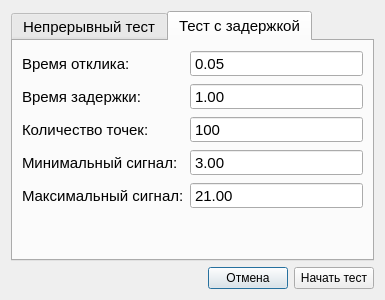
Qt form MainTestSettings.ui (Rekvim/MpiSdk) before a commit.
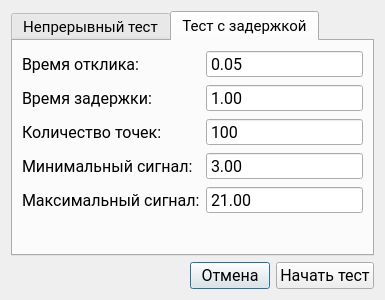
The same form after that commit.

The edit to the form file:
```diff
--- a/MainTestSettings.ui
+++ b/MainTestSettings.ui
@@ -10,6 +10,12 @@
     <height>300</height>
    </rect>
   </property>
+  <property name="font">
+   <font>
+    <family>Roboto</family>
+    <pointsize>12</pointsize>
+   </font>
+  </property>
   <property name="windowTitle">
    <string>Параметры тестирования</string>
   </property>
@@ -18,6 +24,7 @@
     <widget class="QTabWidget" name="tabWidget">
      <property name="font">
       <font>
+       <family>Roboto</family>
        <pointsize>11</pointsize>
       </font>
      </property>
@@ -90,6 +97,12 @@
       <layout class="QFormLayout" name="formLayout">
        <item row="0" column="0">
         <widget class="QLabel" name="label_2">
+         <property name="font">
+          <font>
+           <family>Roboto</family>
+           <pointsize>12</pointsize>
+          </font>
+         </property>
          <property name="text">
           <string>Время отклика:</string>
          </property>
@@ -97,6 +110,12 @@
        </item>
        <item row="0" column="1">
         <widget class="QDoubleSpinBox" name="doubleSpinBox_response">
+         <property name="font">
+          <font>
+           <family>Roboto</family>
+           <pointsize>12</pointsize>
+          </font>
+         </property>
          <property name="buttonSymbols">
           <enum>QAbstractSpinBox::ButtonSymbols::NoButtons</enum>
          </property>
@@ -113,6 +132,12 @@
        </item>
        <item row="1" column="0">
         <widget class="QLabel" name="label_3">
+         <property name="font">
+          <font>
+           <family>Roboto</family>
+           <pointsize>12</pointsize>
+          </font>
+         </property>
          <property name="text">
           <string>Время задержки:</string>
          </property>
@@ -120,6 +145,12 @@
        </item>
        <item row="1" column="1">
         <widget class="QDoubleSpinBox" name="doubleSpinBox_delay">
+         <property name="font">
+          <font>
+           <family>Roboto</family>
+           <pointsize>12</pointsize>
+          </font>
+         </property>
          <property name="buttonSymbols">
           <enum>QAbstractSpinBox::ButtonSymbols::NoButtons</enum>
          </property>
@@ -139,6 +170,12 @@
        </item>
        <item row="2" column="0">
         <widget class="QLabel" name="label_4">
+         <property name="font">
+          <font>
+           <family>Roboto</family>
+           <pointsize>12</pointsize>
+          </font>
+         </property>
          <property name="text">
           <string>Количество точек:</string>
          </property>
@@ -146,6 +183,12 @@
        </item>
        <item row="2" column="1">
         <widget class="QDoubleSpinBox" name="doubleSpinBox_points">
+         <property name="font">
+          <font>
+           <family>Roboto</family>
+           <pointsize>12</pointsize>
+          </font>
+         </property>
          <property name="buttonSymbols">
           <enum>QAbstractSpinBox::ButtonSymbols::NoButtons</enum>
          </property>
@@ -168,6 +211,12 @@
        </item>
        <item row="3" column="0">
         <widget class="QLabel" name="label_5">
+         <property name="font">
+          <font>
+           <family>Roboto</family>
+           <pointsize>12</pointsize>
+          </font>
+         </property>
          <property name="text">
           <string>Минимальный сигнал:</string>
          </property>
@@ -175,6 +224,12 @@
        </item>
        <item row="3" column="1">
         <widget class="QDoubleSpinBox" name="doubleSpinBox_signal_min">
+         <property name="font">
+          <font>
+           <family>Roboto</family>
+           <pointsize>12</pointsize>
+          </font>
+         </property>
          <property name="buttonSymbols">
           <enum>QAbstractSpinBox::ButtonSymbols::NoButtons</enum>
          </property>
@@ -200,6 +255,12 @@
        </item>
        <item row="4" column="0">
         <widget class="QLabel" name="label_6">
+         <property name="font">
+          <font>
+           <family>Roboto</family>
+           <pointsize>12</pointsize>
+          </font>
+         </property>
          <property name="text">
           <string>Максимальный сигнал:</string>
          </property>
@@ -207,6 +268,12 @@
        </item>
        <item row="4" column="1">
         <widget class="QDoubleSpinBox" name="doubleSpinBox_signal_max">
+         <property name="font">
+          <font>
+           <family>Roboto</family>
+           <pointsize>12</pointsize>
+          </font>
+         </property>
          <property name="buttonSymbols">
           <enum>QAbstractSpinBox::ButtonSymbols::NoButtons</enum>
          </property>
```
Left out of the diff: 12 changed lines with no effect on the pictures.
